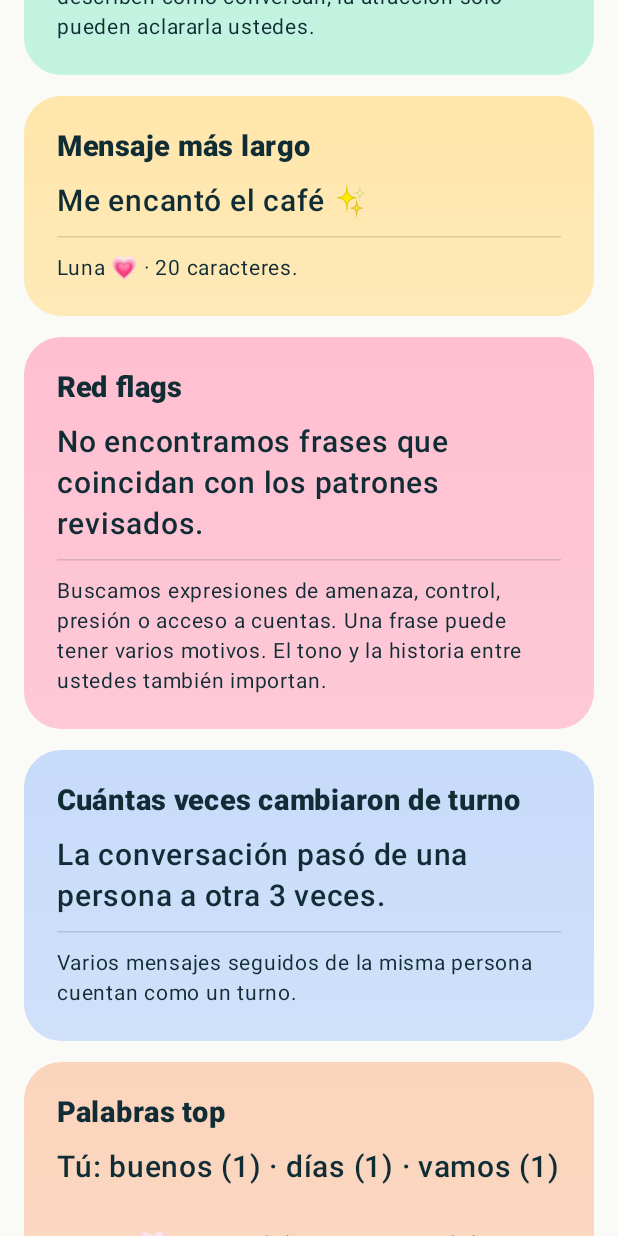
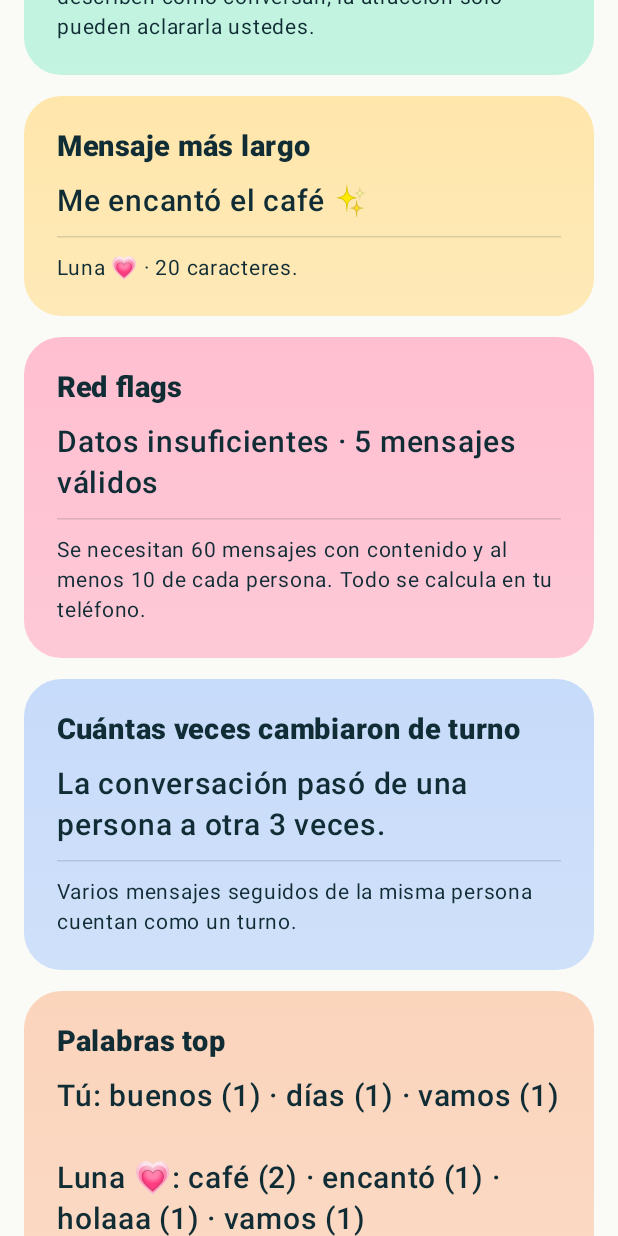
Before and after one commit to roberthjr21/the-max, an Android app built with Jetpack Compose: the screen it shows after launch (MainActivity), scrolled down 1730 dp, on a phone screen of 412 x 824 dp. Run offline under Robolectric (Android 15) with nearby library versions, the phone set to English and light mode, and no system bars.

Commit message:
Explicar ocho patrones medibles en la tarjeta de red flags

```diff
--- a/app/src/main/java/co/themax/chat/Analysis.kt
+++ b/app/src/main/java/co/themax/chat/Analysis.kt
@@ -9,7 +9,7 @@ data class Message(val time: LocalDateTime, val sender: String, val body: String
 data class Report(val names: List<String>, val counts: Map<String, Int>, val delays: Map<String, Long>,
     val starts: Map<String, Int>, val first: Message?, val peak: String, val words: List<String>, val emoji: String?, val insights: Insights)
 
-private val header = Regex("""^\[?(\d{1,2})[/.-](\d{1,2})[/.-](\d{2,4}),?\s+(\d{1,2}):(\d{2})(?::\d{2})?\s*([ap]\.?\s*m\.?)?\]?\s*(?:-\s+)?(.+)$""", RegexOption.IGNORE_CASE)
+private val header = Regex("""^\[?(\d{4}|\d{1,2})[/.-](\d{1,2})[/.-](\d{4}|\d{2}|\d),?\s+(\d{1,2}):(\d{2})(?::(\d{2}))?\s*([ap]\.?\s*m\.?)?\]?\s*(?:-\s+)?(.+)$""", RegexOption.IGNORE_CASE)
 private const val limit = 16 * 1024 * 1024
 
 fun readExport(input: InputStream): String {
@@ -45,26 +45,36 @@ fun analyze(text: String): Report {
     val body = StringBuilder()
     var pending: Message? = null
     fun flush() { pending?.let { rows.add(it.copy(body = body.toString())) }; body.clear(); pending = null }
+    fun clean(raw: String) = raw.trimStart('\uFEFF','\u200e','\u200f').replace('\u202f',' ').replace('\u00a0',' ')
+    // A four-digit leading year identifies ISO order. Ambiguous short dates default to Colombia.
+    val monthFirst = text.lineSequence().mapNotNull { header.matchEntire(clean(it))?.groupValues }
+        .firstOrNull { it[1].length <= 2 && (it[1].toInt() > 12 || it[2].toInt() > 12) }
+        ?.let { it[2].toInt() > 12 } ?: false
     for (raw in text.lineSequence()) {
-        val line = raw.trimStart('\uFEFF','\u200e','\u200f').replace('\u202f',' ').replace('\u00a0',' ')
+        val line = clean(raw)
         val parts = header.matchEntire(line)?.groupValues
         if (parts == null) {
             if (pending != null) body.append('\n').append(line)
             continue
         }
         flush()
-        val payload = parts[7]
+        val payload = parts[8]
         val split = payload.indexOf(": ")
         if (split < 1) continue
-        val marker = parts[6].lowercase()
+        val marker = parts[7].lowercase()
         val hour = parts[4].toInt().let { if (marker.isEmpty()) it else it % 12 + if (marker.startsWith("p")) 12 else 0 }
-        val time = runCatching { LocalDateTime.of(parts[3].toInt().let { if (it < 100) 2000 + it else it },
-            parts[2].toInt(), parts[1].toInt(), hour, parts[5].toInt()) }.getOrNull() ?: continue
+        if (marker.isNotEmpty() && parts[4].toInt() !in 1..12) continue
+        val iso = parts[1].length == 4
+        val year = parts[if (iso) 1 else 3].toInt()
+        val month = parts[if (!iso && monthFirst) 1 else 2].toInt()
+        val day = parts[if (iso) 3 else if (monthFirst) 2 else 1].toInt()
+        val time = runCatching { LocalDateTime.of(if (year < 100) year + 2000 else year, month, day,
+            hour, parts[5].toInt(), parts[6].toIntOrNull() ?: 0) }.getOrNull() ?: continue
         pending = Message(time, payload.substring(0,split).trim(), "")
         body.append(payload.substring(split+2))
     }
     flush()
-    require(rows.isNotEmpty()) { "No se reconocieron mensajes. Usa una exportación con fecha día/mes/año." }
+    require(rows.isNotEmpty()) { "No se reconocieron mensajes. Revisa que el archivo incluya la fecha, la hora y el remitente." }
     val counts = rows.groupingBy { it.sender }.eachCount()
     require(counts.size == 2) { "Para este resumen se necesitan dos participantes. Encontramos ${counts.size}." }
     val starts = mutableMapOf(rows.first().sender to 1)
--- a/app/src/main/java/co/themax/chat/Insights.kt
+++ b/app/src/main/java/co/themax/chat/Insights.kt
@@ -7,13 +7,11 @@ data class PersonStats(
     var questions: Int = 0, var turns: Int = 0, var longPauses: Int = 0,
     var plans: Int = 0, var availability: Int = 0, var pressure: Int = 0,
     var longest: String = "", var longestLength: Int = 0, var tokens: Int = 0,
-    val examples: MutableMap<String, String> = linkedMapOf(),
-    val flagTypes: MutableMap<String, Int> = linkedMapOf(),
     val words: MutableMap<String, Int> = mutableMapOf(),
     val phrases: MutableMap<String, Int> = mutableMapOf()
 )
 
-data class Insights(val people: Map<String, PersonStats>, val days: Long, val activeDays: Int)
+data class Insights(val people: Map<String, PersonStats>, val days: Long, val activeDays: Int, val flags: FlagReport)
 
 private val word = Regex("""[\p{L}]+""")
 private val ignored = setOf("que","por","para","con","las","los","una","del","pero","como","más","ese","esa","esto","está","muy","hay","son","eso","mis","sus","soy","era","sin","pues","porque","también")
@@ -38,14 +36,6 @@ fun collectInsights(rows: List<Message>): Insights {
         if (availability.containsMatchIn(lower)) p.availability++
         val reasons = flagReasons(body)
         if (reasons.isNotEmpty()) p.pressure++
-        for (reason in reasons) {
-            p.flagTypes.merge(reason, 1, Int::plus)
-            if (reason !in p.examples) {
-                val date = message.time.toLocalDate()
-                val excerpt = body.take(240) + if (body.length > 240) "…" else ""
-                p.examples[reason] = "${date.dayOfMonth}/${date.monthValue}/${date.year} · «$excerpt»"
-            }
-        }
         var prev = ""
         for (match in word.findAll(lower)) {
             if (p.tokens >= tokenLimit) break
@@ -58,7 +48,7 @@ fun collectInsights(rows: List<Message>): Insights {
         }
     }
     val days = rows.map { it.time.toLocalDate() }.toSet()
-    return Insights(people, Duration.between(days.min().atStartOfDay(), days.max().atStartOfDay()).toDays()+1, days.size)
+    return Insights(people, Duration.between(days.min().atStartOfDay(), days.max().atStartOfDay()).toDays()+1, days.size, analyzeFlags(rows))
 }
 
 private fun top(p: PersonStats) = p.words.entries.sortedWith(compareByDescending<Map.Entry<String, Int>> { it.value }.thenBy { it.key })
@@ -105,19 +95,7 @@ fun insightCards(report: Report, self: String, other: String, label: String): Li
             ))),
         card("Mensaje más largo",0xffffe6ab, most.longest.ifEmpty { "Sin texto disponible" },
             "$author · ${most.longestLength} caracteres." + if (most.longestLength > 360) " Se muestra el comienzo." else ""),
-        Tile("Red flags",0xffffbfd1,
-            detail=when (val total = a.pressure + b.pressure) {
-                0 -> "No encontramos frases que coincidan con los patrones revisados."
-                1 -> "Hay un mensaje que vale la pena leer con contexto."
-                else -> "Hay $total mensajes que vale la pena leer con contexto."
-            }, note="Buscamos expresiones de amenaza, control, presión o acceso a cuentas. Una frase puede tener varios motivos. El tono y la historia entre ustedes también importan.",
-            comparison = if (a.pressure+b.pressure == 0) null else Comparison(label,
-                (a.flagTypes.keys + b.flagTypes.keys).sorted().map { reason ->
-                    Metric(reason,a.flagTypes[reason] ?: 0,b.flagTypes[reason] ?: 0)
-                }),
-            examples = listOf("Tú" to a, label to b).flatMap { (name, person) ->
-                person.examples.map { (reason, excerpt) -> "$name · $reason\n$excerpt" }
-            }),
+        data.flags.tile(self, label),
         card("Cuántas veces cambiaron de turno",0xffc7dbfa, "La conversación pasó de una persona a otra ${a.turns+b.turns-1} veces.", "Varios mensajes seguidos de la misma persona cuentan como un turno."),
         card("Palabras top",0xfffbd4bc, "Tú: ${top(a)}\n\n$label: ${top(b)}", "Frecuencias individuales, sin palabras comunes.$terms"),
         card("Quién suele dar el primer paso",0xffe1cef8, "$rhythm Inicios: $initiative tuyos y $theirs de $label.",
--- a/app/src/main/java/co/themax/chat/MainActivity.kt
+++ b/app/src/main/java/co/themax/chat/MainActivity.kt
@@ -170,7 +170,7 @@ private fun delayText(n: Long?) = when (n) { null -> "Sin datos"; 0L -> "<1 min"
 data class Metric(val label: String, val self: Int, val other: Int)
 data class Comparison(val contact: String, val rows: List<Metric>)
 data class Tile(val title: String,val tint: Long,val left: Pair<String,String>? = null,val right: Pair<String,String>? = null,
-    val detail: String = "",val note: String = "", val comparison: Comparison? = null, val examples: List<String> = emptyList())
+    val detail: String = "",val note: String = "", val comparison: Comparison? = null, val readings: List<String> = emptyList())
 
 @Composable
 private fun TileView(tile: Tile, action: (() -> Unit)?, actionLabel: String, share: (() -> Unit)?) {
@@ -205,12 +205,16 @@ private fun TileView(tile: Tile, action: (() -> Unit)?, actionLabel: String, sha
                 }
             }
         }
-        if (tile.examples.isNotEmpty()) {
+        if (tile.readings.isNotEmpty()) {
             var open by remember(tile) { mutableStateOf(false) }
-            OutlinedButton(onClick={ open = !open }) { Text(if (open) "Ocultar ejemplos" else "Ver ejemplos del chat") }
-            if (open) {
-                Text("Primer ejemplo de cada categoría por persona. Solo aparece en esta pantalla.",color=ink,fontSize=13.sp)
-                tile.examples.forEach { Text(it,color=ink,fontSize=15.sp,lineHeight=21.sp) }
+            OutlinedButton(onClick = { open = !open }) {
+                Text(if (open) "Ocultar el detalle" else "Ver cómo se calculó")
+            }
+            if (open) Column(verticalArrangement = Arrangement.spacedBy(8.dp)) {
+                tile.readings.forEach { reading ->
+                    Text(reading, Modifier.fillMaxWidth().background(Color.White.copy(alpha = .65f),
+                        RoundedCornerShape(14.dp)).padding(12.dp), color = ink, fontSize = 15.sp, lineHeight = 21.sp)
+                }
             }
         }
         if (tile.note.isNotEmpty()) { HorizontalDivider(color = ink.copy(alpha = .15f)); Text(tile.note,color = ink,fontSize = 14.sp,lineHeight = 20.sp) }
```
Also changed, not shown: app/src/main/java/co/themax/chat/RedFlags.kt (added, +141 -0 lines), 2 other files.
